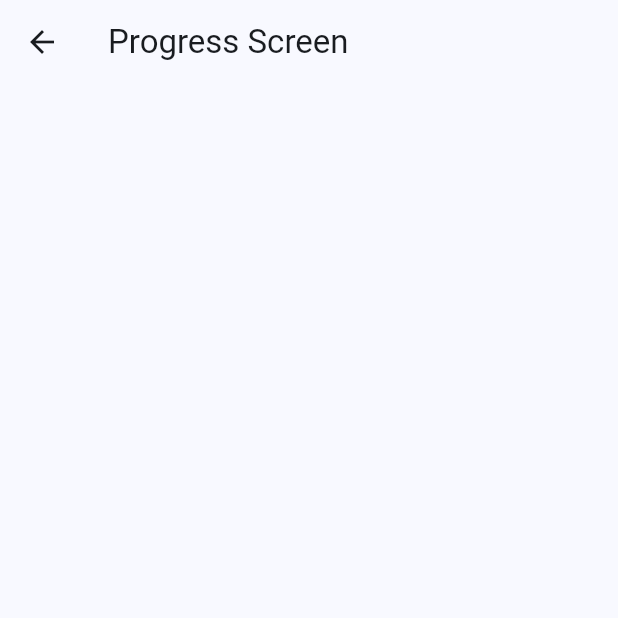
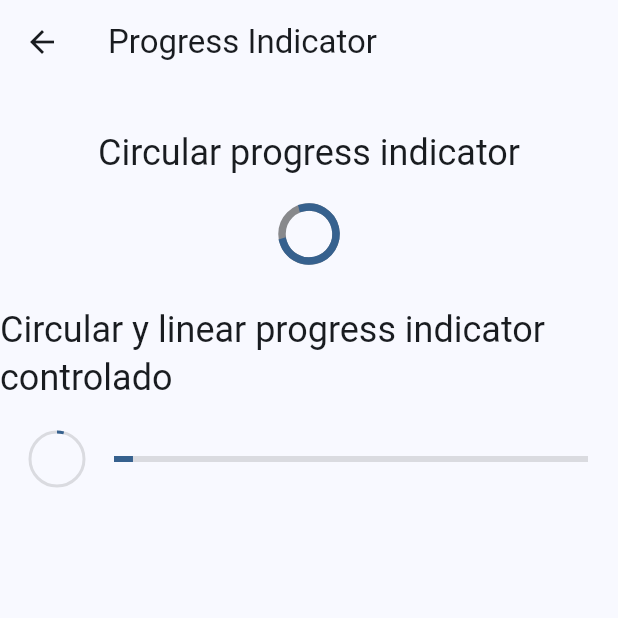
Before and after one commit to ELadrimonos/widget_apps, a Flutter app: the ProgressScreen screen opened directly, on a phone screen of 412 x 824 dp, the top half of it. Run offline on Flutter 3.47's test engine with Material 3 defaults, Android fonts, the phone set to English and light mode, and no system bars; our stand-ins replace go_router.

Commit message:
Progress Indicators

```diff
--- a/lib/config/menu/menu_items.dart
+++ b/lib/config/menu/menu_items.dart
@@ -16,5 +16,7 @@ class MenuItem {
 const appMenuItems = <MenuItem>[
     MenuItem(title: 'Botones', subTitle: 'Varios botones', link: '/buttons', icon: Icons.smart_button_outlined),
     MenuItem(title: 'Tarjetas', subTitle: 'Un contenedor estilizado', link: '/cards', icon: Icons.credit_card),
+    MenuItem(title: 'ProgressIndicators', subTitle: 'Generales y controlados', link: '/progress', icon: Icons.refresh_rounded),
+    MenuItem(title: 'Snackbars', subTitle: 'Mensajes flotante', link: '/snackbars', icon: Icons.message),
 
   ];
--- a/lib/config/router/app_router.dart
+++ b/lib/config/router/app_router.dart
@@ -14,4 +14,28 @@ final appRouter = GoRouter(initialLocation: '/', routes: [
       path: '/cards',
       name: CardsScreen.name,
       builder: (context, state) => const CardsScreen()),
+  GoRoute(
+      path: '/progress',
+      name: ProgressScreen.name,
+      builder: (context, state) => const ProgressScreen()),
+  GoRoute(
+      path: '/snackbars',
+      name: SnackbarScreen.name,
+      builder: (context, state) => const SnackbarScreen()),
+  GoRoute(
+      path: '/animated',
+      name: AnimatedScreen.name,
+      builder: (context, state) => const AnimatedScreen()),
+  GoRoute(
+      path: '/ui-controls',
+      name: UIControlsScreen.name,
+      builder: (context, state) => const UIControlsScreen()),
+  GoRoute(
+      path: '/infinite-scroll',
+      name: InfiniteScrollScreen.name,
+      builder: (context, state) => const InfiniteScrollScreen()),
+  GoRoute(
+      path: '/tutorial',
+      name: AppTutorialScreen.name,
+      builder: (context, state) => const AppTutorialScreen()),
 ]);
--- a/lib/presentation/screens/progress/progress_screen.dart
+++ b/lib/presentation/screens/progress/progress_screen.dart
@@ -1,7 +1,6 @@
 import 'package:flutter/material.dart';
 
 class ProgressScreen extends StatelessWidget {
-
   static const String name = 'progress_screen';
 
   const ProgressScreen({super.key});
@@ -10,9 +9,74 @@ class ProgressScreen extends StatelessWidget {
   Widget build(BuildContext context) {
     return Scaffold(
       appBar: AppBar(
-        title: const Text('Progress Screen'),
+        title: const Text('Progress Indicator'),
       ),
-      // body: const _AnimatedView(),
+      body: const _ProgressView(),
     );
   }
 }
+
+class _ProgressView extends StatelessWidget {
+  const _ProgressView({
+    super.key,
+  });
+
+  @override
+  Widget build(BuildContext context) {
+    return Center(
+      child: Column(
+        children: [
+          const SizedBox(height: 30),
+          Text('Circular progress indicator',
+              style: Theme.of(context).textTheme.headlineSmall),
+          const SizedBox(height: 20),
+          const CircularProgressIndicator(
+            strokeWidth: 5,
+            backgroundColor: Colors.black45,
+          ),
+          const SizedBox(height: 30),
+          Text('Circular y linear progress indicator controlado',
+              style: Theme.of(context).textTheme.headlineSmall),
+          const SizedBox(height: 20),
+          const _ControlledProgressIndicator(),
+        ],
+      ),
+    );
+  }
+}
+
+class _ControlledProgressIndicator extends StatelessWidget {
+  const _ControlledProgressIndicator();
+
+  @override
+  Widget build(BuildContext context) {
+    return StreamBuilder(
+        stream: Stream.periodic(
+                const Duration(milliseconds: 500), (value) => (value * 2 / 100))
+            .takeWhile((value) => value <= 100),
+        builder: (context, snapshot) {
+          final progressValue = snapshot.data ?? 0;
+
+          return Padding(
+            padding: const EdgeInsets.symmetric(horizontal: 20),
+            child: Row(
+              mainAxisAlignment: MainAxisAlignment.center,
+              children: [
+                CircularProgressIndicator(
+                  value: progressValue,
+                  strokeWidth: 2,
+                  backgroundColor: Colors.black12,
+                ),
+                const SizedBox(
+                  width: 20,
+                ),
+                Expanded(child: LinearProgressIndicator(
+                  value: progressValue,
+                  backgroundColor: Colors.black12,
+                ))
+              ],
+            ),
+          );
+        });
+  }
+}
--- a/lib/presentation/screens/screens.dart
+++ b/lib/presentation/screens/screens.dart
@@ -5,3 +5,5 @@ export 'package:widgets_app/presentation/screens/infinite_scroll/infinite_scroll
 export 'package:widgets_app/presentation/screens/progress/progress_screen.dart';
 export 'package:widgets_app/presentation/screens/snackbar/snackbar_screen.dart';
 export 'package:widgets_app/presentation/screens/ui_controls/ui_controls_screen.dart';
+export 'package:widgets_app/presentation/screens/animated/animated_screen.dart';
+export 'package:widgets_app/presentation/screens/app_tutorial/app_tutorial_screen.dart';
```
